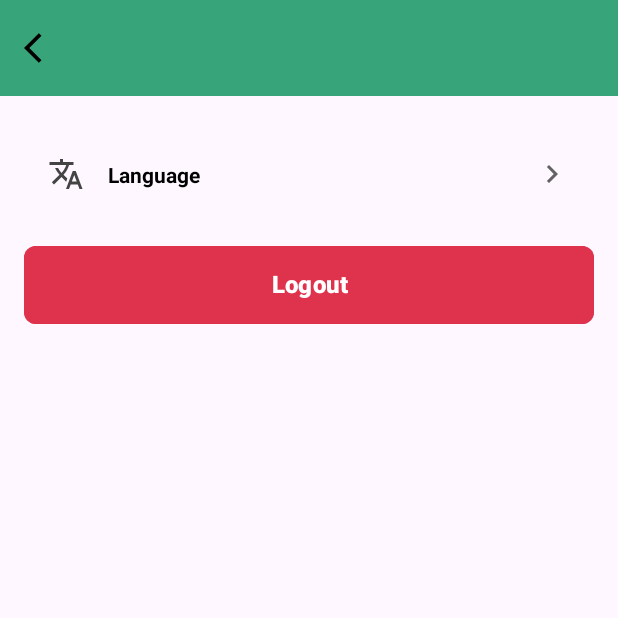
After one commit to BinaBola/mobile-dev, an Android app: the fragment SettingFragment shown on its own in the app's theme, on a phone screen of 412 x 824 dp, the top half of it. The commit adds this screen. Run offline under Robolectric (Android 15) with nearby library versions, the phone set to English and light mode, and no system bars.

Commit message:
slicing ui setting

```diff
--- /dev/null
+++ b/app/src/main/java/com/binabola/app/base/component/SettingButton.kt
@@ -0,0 +1,36 @@
+package com.binabola.app.base.component
+
+import android.annotation.SuppressLint
+import android.content.Context
+import android.util.AttributeSet
+import android.widget.ImageView
+import android.widget.TextView
+import androidx.constraintlayout.widget.ConstraintLayout
+import com.binabola.app.R
+import com.binabola.app.R.styleable.SettingButton
+
+@SuppressLint("CustomViewStyleable")
+class SettingButton (context: Context, attrs: AttributeSet?) : ConstraintLayout(context, attrs) {
+
+    init {
+        inflate(context, R.layout.layout_setting_button, this)
+
+        val customAttributeStyle = context.obtainStyledAttributes(
+            /* set = */ attrs,
+            /* attrs = */ SettingButton,
+            /* defStyleAttr = */ 0, /* defStyleRes = */ 0
+        )
+
+        val imgMenuIcon = findViewById<ImageView>(R.id.imgIcon)
+        val tvMenuTitle = findViewById<TextView>(R.id.tvMenuTitle)
+
+        try {
+            imgMenuIcon.setImageDrawable(customAttributeStyle.getDrawable(R.styleable.SettingButton_menuIcon))
+            tvMenuTitle.text = customAttributeStyle.getString(R.styleable.SettingButton_menuTitle)
+        } finally {
+            invalidate()
+            customAttributeStyle.recycle()
+        }
+    }
+
+}
--- /dev/null
+++ b/app/src/main/java/com/binabola/app/presentation/setting/SettingFragment.kt
@@ -0,0 +1,60 @@
+package com.binabola.app.presentation.setting
+
+import android.os.Bundle
+import androidx.fragment.app.Fragment
+import android.view.LayoutInflater
+import android.view.View
+import android.view.ViewGroup
+import com.binabola.app.R
+
+// TODO: Rename parameter arguments, choose names that match
+// the fragment initialization parameters, e.g. ARG_ITEM_NUMBER
+private const val ARG_PARAM1 = "param1"
+private const val ARG_PARAM2 = "param2"
+
+/**
+ * A simple [Fragment] subclass.
+ * Use the [SettingFragment.newInstance] factory method to
+ * create an instance of this fragment.
+ */
+class SettingFragment : Fragment() {
+    // TODO: Rename and change types of parameters
+    private var param1: String? = null
+    private var param2: String? = null
+
+    override fun onCreate(savedInstanceState: Bundle?) {
+        super.onCreate(savedInstanceState)
+        arguments?.let {
+            param1 = it.getString(ARG_PARAM1)
+            param2 = it.getString(ARG_PARAM2)
+        }
+    }
+
+    override fun onCreateView(
+        inflater: LayoutInflater, container: ViewGroup?,
+        savedInstanceState: Bundle?
+    ): View? {
+        // Inflate the layout for this fragment
+        return inflater.inflate(R.layout.fragment_setting, container, false)
+    }
+
+    companion object {
+        /**
+         * Use this factory method to create a new instance of
+         * this fragment using the provided parameters.
+         *
+         * @param param1 Parameter 1.
+         * @param param2 Parameter 2.
+         * @return A new instance of fragment SettingFragment.
+         */
+        // TODO: Rename and change types and number of parameters
+        @JvmStatic
+        fun newInstance(param1: String, param2: String) =
+            SettingFragment().apply {
+                arguments = Bundle().apply {
+                    putString(ARG_PARAM1, param1)
+                    putString(ARG_PARAM2, param2)
+                }
+            }
+    }
+}
--- /dev/null
+++ b/app/src/main/res/drawable/ic_chevron_right.xml
@@ -0,0 +1,5 @@
+<vector android:height="24dp" android:tint="@color/colorDarkGrey"
+    android:viewportHeight="24" android:viewportWidth="24"
+    android:width="24dp" xmlns:android="http://schemas.android.com/apk/res/android">
+    <path android:fillColor="@android:color/white" android:pathData="M10,6L8.59,7.41 13.17,12l-4.58,4.59L10,18l6,-6z"/>
+</vector>
--- /dev/null
+++ b/app/src/main/res/drawable/ic_language.xml
@@ -0,0 +1,5 @@
+<vector android:height="24dp" android:tint="#444444"
+    android:viewportHeight="24" android:viewportWidth="24"
+    android:width="24dp" xmlns:android="http://schemas.android.com/apk/res/android">
+    <path android:fillColor="@android:color/white" android:pathData="M12.87,15.07l-2.54,-2.51 0.03,-0.03c1.74,-1.94 2.98,-4.17 3.71,-6.53L17,6L17,4h-7L10,2L8,2v2L1,4v1.99h11.17C11.5,7.92 10.44,9.75 9,11.35 8.07,10.32 7.3,9.19 6.69,8h-2c0.73,1.63 1.73,3.17 2.98,4.56l-5.09,5.02L4,19l5,-5 3.11,3.11 0.76,-2.04zM18.5,10h-2L12,22h2l1.12,-3h4.75L21,22h2l-4.5,-12zM15.88,17l1.62,-4.33L19.12,17h-3.24z"/>
+</vector>
--- /dev/null
+++ b/app/src/main/res/layout/fragment_setting.xml
@@ -0,0 +1,50 @@
+<?xml version="1.0" encoding="utf-8"?>
+<LinearLayout xmlns:android="http://schemas.android.com/apk/res/android"
+    xmlns:tools="http://schemas.android.com/tools"
+    android:layout_width="match_parent"
+    android:layout_height="match_parent"
+    xmlns:app="http://schemas.android.com/apk/res-auto"
+    android:orientation="vertical"
+    tools:context=".presentation.setting.SettingFragment">
+
+    <androidx.appcompat.widget.Toolbar
+        android:id="@+id/toolBar"
+        android:layout_width="match_parent"
+        android:layout_height="?attr/actionBarSize"
+        android:background="@color/colorPrimaryGreen"
+        app:navigationIcon="@drawable/baseline_arrow_back_ios_24"
+        app:layout_constraintTop_toTopOf="parent" />
+
+
+    <com.binabola.app.base.component.SettingButton
+        android:id="@+id/btnChangeLanguange"
+        android:layout_width="match_parent"
+        android:layout_height="wrap_content"
+        android:padding="16dp"
+        android:layout_marginTop="24dp"
+        android:layout_marginHorizontal="16dp"
+        app:layout_constraintTop_toBottomOf="@+id/dividerProfile"
+        app:menuIcon="@drawable/ic_language"
+        app:menuTitle="@string/action_language_setting"/>
+
+    <com.google.android.material.button.MaterialButton
+        android:id="@+id/btnlogout"
+        android:includeFontPadding="false"
+        app:rippleColor="#40FFFFFF"
+        app:cornerRadius="8dp"
+        android:layout_marginHorizontal="16dp"
+        android:layout_marginTop="16dp"
+        android:paddingVertical="16dp"
+        android:text="@string/action_logout"
+        android:layout_height="60dp"
+        android:layout_width="match_parent"
+        android:textColor="@color/white"
+        android:textStyle="bold"
+        android:textSize="16sp"
+        android:backgroundTint="@color/red_button"
+        app:layout_constraintEnd_toEndOf="parent"
+        app:layout_constraintStart_toStartOf="parent"
+        app:layout_constraintTop_toBottomOf="@id/btnChangeLanguange"
+        tools:ignore="VisualLintButtonSize" />
+
+</LinearLayout>
--- /dev/null
+++ b/app/src/main/res/layout/layout_setting_button.xml
@@ -0,0 +1,39 @@
+<?xml version="1.0" encoding="utf-8"?>
+<androidx.constraintlayout.widget.ConstraintLayout xmlns:android="http://schemas.android.com/apk/res/android"
+    android:layout_width="match_parent"
+    android:layout_height="match_parent"
+    xmlns:tools="http://schemas.android.com/tools"
+    xmlns:app="http://schemas.android.com/apk/res-auto">
+
+    <ImageView
+        android:id="@+id/imgIcon"
+        tools:src="@drawable/ic_add"
+        android:layout_width="wrap_content"
+        android:layout_height="wrap_content"
+        app:layout_constraintTop_toTopOf="parent"
+        app:layout_constraintStart_toStartOf="parent"/>
+
+    <TextView
+        android:id="@+id/tvMenuTitle"
+        tools:text="Language"
+        android:layout_width="wrap_content"
+        android:layout_height="wrap_content"
+        android:layout_marginStart="16dp"
+        android:textColor="@color/black"
+        android:textStyle="bold"
+        android:textSize="14sp"
+        app:layout_constraintTop_toTopOf="@id/imgIcon"
+        app:layout_constraintBottom_toBottomOf="@id/imgIcon"
+        app:layout_constraintStart_toEndOf="@id/imgIcon"/>
+
+    <ImageView
+        android:id="@+id/imgChevron"
+        android:src="@drawable/ic_chevron_right"
+        android:layout_width="wrap_content"
+        android:layout_height="wrap_content"
+        app:layout_constraintEnd_toEndOf="parent"
+        app:layout_constraintTop_toTopOf="@id/imgIcon"
+        app:layout_constraintBottom_toBottomOf="@+id/imgIcon" />
+
+
+</androidx.constraintlayout.widget.ConstraintLayout>
--- /dev/null
+++ b/app/src/main/res/values/attrs.xml
@@ -0,0 +1,12 @@
+<?xml version="1.0" encoding="utf-8"?>
+<resources>
+    <declare-styleable name="SettingButton">
+        <attr name="menuIcon" format="reference" />
+        <attr name="menuTitle" format="string" />
+    </declare-styleable>
+    <declare-styleable name="AppWidgetAttrs">
+        <attr name="appWidgetPadding" format="dimension" />
+        <attr name="appWidgetInnerRadius" format="dimension" />
+        <attr name="appWidgetRadius" format="dimension" />
+    </declare-styleable>
+</resources>
--- a/app/src/main/res/values/colors.xml
+++ b/app/src/main/res/values/colors.xml
@@ -15,4 +15,5 @@
     <color name="grey_900">#212121</color>
     <color name="colorPrimaryGreen">#37A479</color>
     <color name="colorPrimaryGreenDarker">#146746</color>
+    <color name="red_button">#DF334D</color>
 </resources>
--- a/app/src/main/res/values/strings.xml
+++ b/app/src/main/res/values/strings.xml
@@ -24,4 +24,6 @@
     <string name="regis_text_1">Pilih Role</string>
     <string name="regis_text_2">Isi Data Diri</string>
     <string name="regis_text_3">Isi Data Akun</string>
+    <string name="action_language_setting">Language</string>
+    <string name="action_logout" >Logout</string>
 </resources>
```
